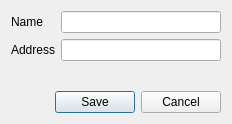
This is dialogs/providerdialog.ui in Arquanite/KettleClient as Qt 5 draws it before an edit. The edited form follows.
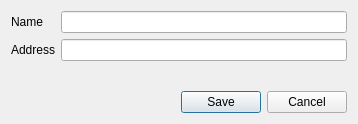
This is the edited form.

Diff of the .ui file:
```diff
--- a/dialogs/providerdialog.ui
+++ b/dialogs/providerdialog.ui
@@ -6,7 +6,7 @@
    <rect>
     <x>0</x>
     <y>0</y>
-    <width>232</width>
+    <width>358</width>
     <height>124</height>
    </rect>
   </property>
```
